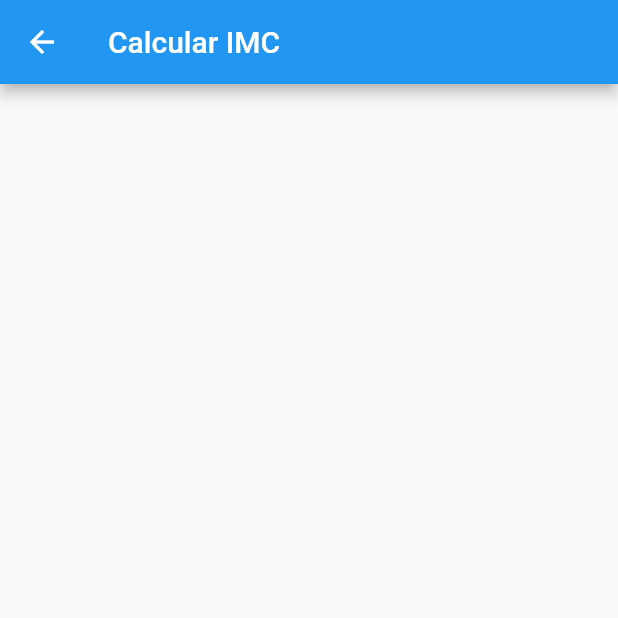
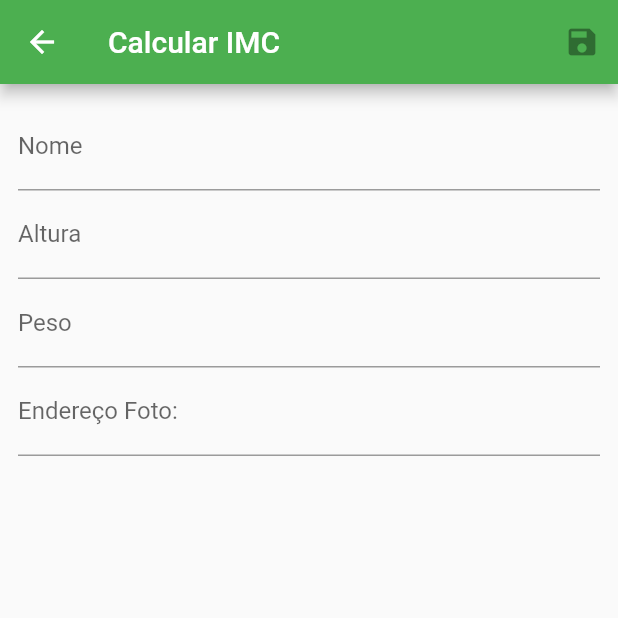
Before and after one commit to Francielxyz/ProjetoVSMobile, a Flutter app: the screen it shows after launch, after a tap on the "add" icon, on a phone screen of 412 x 824 dp, the top half of it. Run offline on Flutter 3.47's test engine with Material 2 defaults, Android fonts, the phone set to English and light mode, and no system bars; our stand-ins replace flutter_mobx, get_it, mask_text_input_formatter, mobx, sqflite; accounts and stored records are empty; generated files the repository leaves out were written again; network calls fail.

Commit message:
definindo formulário

```diff
--- a/projeto_franciel_mobile/lib/app/my_app.dart
+++ b/projeto_franciel_mobile/lib/app/my_app.dart
@@ -7,16 +7,15 @@ class MyApp extends StatelessWidget {
   static const CALC_IMC = 'calc_IMC';
 
   @override
-  Widget build(BuildContext context) {
-    return MaterialApp(
+  Widget build(BuildContext context) => MaterialApp(
+      debugShowCheckedModeBanner: false,
       title: 'Flutter Demo',
       theme: ThemeData(
-        primarySwatch: Colors.blue,
+        primarySwatch: Colors.green,
       ),
       routes: {
         HOME: (context) =>  ListarIMC(),
-        CALC_IMC: (context) =>  CalcIMC(),
+        CALC_IMC: (context) =>  CalcIMCForm(),
       },
     );
   }
-}
--- a/projeto_franciel_mobile/lib/app/view/calc_IMC.dart
+++ b/projeto_franciel_mobile/lib/app/view/calc_IMC.dart
@@ -1,15 +1,67 @@
 import 'package:flutter/material.dart';
+import 'package:mask_text_input_formatter/mask_text_input_formatter.dart';
+import 'package:projeto_franciel_mobile/app/view/calc_imc_form_back.dart';
 
-class CalcIMC extends StatefulWidget{
+class CalcIMCForm extends StatelessWidget {
   @override
-  _CalcIMCState createState() => _CalcIMCState();
-}
-
-class _CalcIMCState extends State<CalcIMC> {
-  @override
-  Widget build(BuildContext context){
+  Widget build(BuildContext context) {
+    var _back = CalcImcFormBack(context);
     return Scaffold(
-      appBar: AppBar(title: Text("Calcular IMC"),),
+      appBar: AppBar(
+        title: Text("Calcular IMC"),
+        actions: [IconButton(icon: Icon(Icons.save), onPressed: null)],
+      ),
+      body: Padding(
+        padding: EdgeInsets.all(12),
+        child: Form(
+          child: Column(
+            children: [
+              campoNome(_back),
+              campoAltura(_back),
+              campoPeso(_back),
+              campoLink(_back)
+            ],
+          ),
+        ),
+      ),
     );
   }
 }
+
+Widget campoNome(CalcImcFormBack back) {
+  return TextFormField(
+      initialValue: back.imc.nome,
+      decoration: InputDecoration(labelText: "Nome"),
+    );
+}
+
+Widget campoAltura(CalcImcFormBack back) {
+  var maskFormatter = new MaskTextInputFormatter(mask: '#.##');
+
+  return TextFormField(
+    initialValue: back.imc.altura,
+    inputFormatters: [maskFormatter],
+    keyboardType: TextInputType.number,
+    decoration: InputDecoration(labelText: "Altura", hintText: "0.00"),
+  );
+}
+
+Widget campoPeso(CalcImcFormBack back) {
+  var maskFormatter = new MaskTextInputFormatter(mask: '##.##');
+
+  return TextFormField(
+    initialValue: back.imc.peso,
+    inputFormatters: [maskFormatter],
+    keyboardType: TextInputType.number,
+    decoration: InputDecoration(labelText: "Peso", hintText: "00.00"),
+  );
+}
+
+Widget campoLink(CalcImcFormBack back) {
+  return TextFormField(
+      initialValue: back.imc.linkFoto,
+      decoration: InputDecoration(
+          labelText: 'Endereço Foto:',
+          hintText: 'http://www.site.com'
+      ));
+}
--- /dev/null
+++ b/projeto_franciel_mobile/lib/app/view/calc_imc_form_back.dart
@@ -0,0 +1,19 @@
+
+import 'package:flutter/cupertino.dart';
+import 'package:mobx/mobx.dart';
+import 'package:projeto_franciel_mobile/app/domain/entities/imc.dart';
+
+part 'calc_imc_form_back.g.dart';
+
+class CalcImcFormBack = _CalcImcFormBack with _$CalcImcFormBack;
+
+abstract class _CalcImcFormBack with Store{
+  Imc imc;
+
+  //verificar se é alteração ou novo cálculo de imc
+  _CalcImcFormBack(BuildContext context){
+    var verificacao = ModalRoute.of(context).settings.arguments;
+    imc = (verificacao == null) ? Imc(): verificacao;
+  }
+
+}
--- a/projeto_franciel_mobile/lib/app/view/lista_IMC.dart
+++ b/projeto_franciel_mobile/lib/app/view/lista_IMC.dart
@@ -7,12 +7,18 @@ import 'package:projeto_franciel_mobile/app/view/lista_imc_back.dart';
 class ListarIMC extends StatelessWidget {
   final _back = ListaImcBack();
 
-  CircleAvatar fotoPerfil(String url){
-    try{
-      return CircleAvatar(backgroundImage: NetworkImage(url));
-    }catch (e){
-      return CircleAvatar(child: Icon(Icons.person));
+  CircleAvatar fotoPerfil(String url) {
+    return (Uri.tryParse(url).isAbsolute)
+        ? CircleAvatar(backgroundImage: NetworkImage(url))
+        : CircleAvatar(child: Icon(Icons.person));
   }
+
+  Widget editarImc(Function edit){
+    return IconButton(
+      icon: Icon(Icons.edit),
+      color: Colors.lightBlueAccent,
+      onPressed: edit
+      );
   }
 
   Widget excluirImc(BuildContext context, Function remove) {
@@ -42,8 +48,7 @@ class ListarIMC extends StatelessWidget {
   }
 
   @override
-  Widget build(BuildContext context) {
-    return Scaffold(
+  Widget build(BuildContext context) => Scaffold(
       appBar: AppBar(
         title: Text('IMC já Calculados'),
         actions: [
@@ -73,17 +78,21 @@ class ListarIMC extends StatelessWidget {
                       subtitle: Text(imc.imc),
                       trailing: Container(
                           width: 100,
-                            child: Container(
-                              child: excluirImc(context, (){
+                          child: Row(
+                            children: [
+                              editarImc((){
+                                _back.goToForm(context, imc);
+                              }),
+                              excluirImc(context, () {
                                 _back.excluir(imc.id);
                                 Navigator.of(context).pop();
                               }),
-                            )),
-                      );
+                            ],
+                          )
+                        ));
                   },
                 );
               }
             });
       }));
 }
-}
--- a/projeto_franciel_mobile/lib/app/view/lista_imc_back.dart
+++ b/projeto_franciel_mobile/lib/app/view/lista_imc_back.dart
@@ -1,5 +1,3 @@
-
-
 import 'package:flutter/cupertino.dart';
 import 'package:get_it/get_it.dart';
 import 'package:mobx/mobx.dart';
@@ -29,8 +27,8 @@ abstract class _ListaImcBack with Store {
   }
 
 //metodo para chamar o cálculo de um novo imc
-  goToForm(BuildContext context) {
-    Navigator.of(context).pushNamed(MyApp.CALC_IMC).then(refreshList);
+  goToForm(BuildContext context, [Imc imc]) {
+    Navigator.of(context).pushNamed(MyApp.CALC_IMC, arguments: imc).then(refreshList);
   }
 
 //método de ecluiir
--- a/projeto_franciel_mobile/pubspec.yaml
+++ b/projeto_franciel_mobile/pubspec.yaml
@@ -28,6 +28,7 @@ dependencies:
   path:
   mobx: 1.2.1+4
   flutter_mobx: 1.1.0+2
+  mask_text_input_formatter: ^2.0.0
 
 
   # The following adds the Cupertino Icons font to your application.
```
Also changed, not shown: projeto_franciel_mobile/lib/app/view/calc_imc_form_back.g.dart (added), projeto_franciel_mobile/lib/app/view/one_tela.dart (deleted), projeto_franciel_mobile/pubspec.lock. Lines whose indentation alone changed are shown as unchanged.
